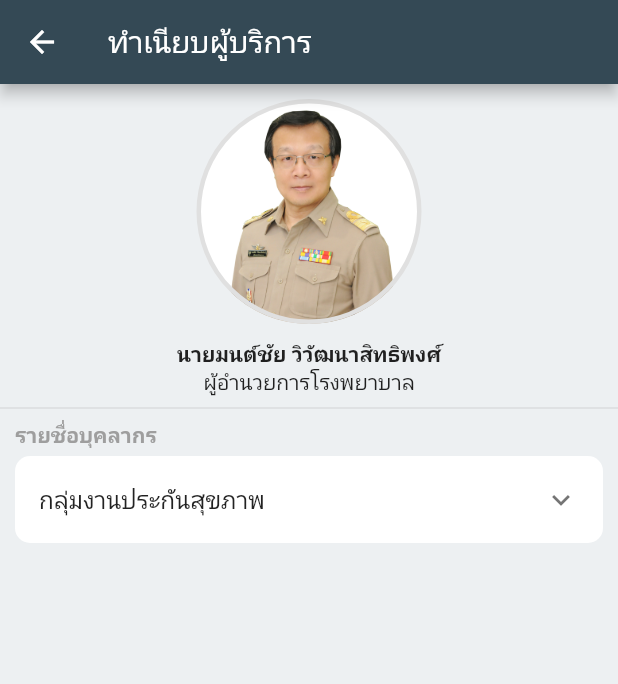
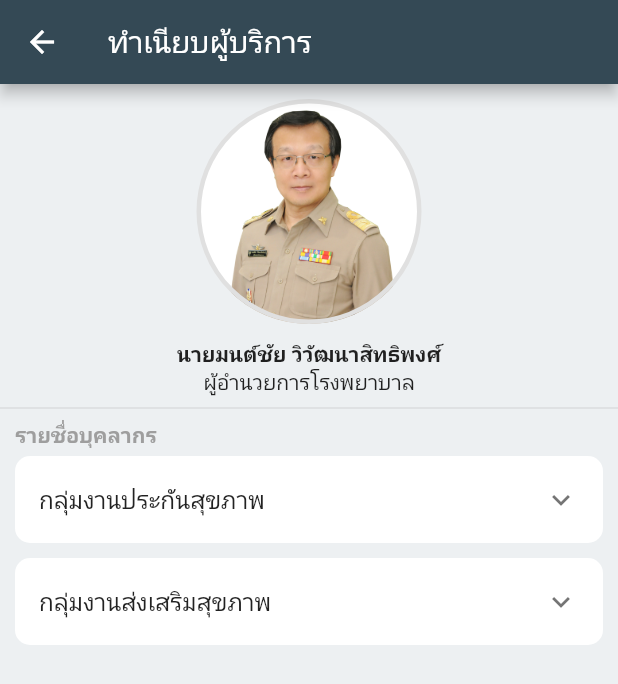
Before and after one commit to siteslave/sp-app, a Flutter app: the Manager screen opened directly, on a phone screen of 412 x 824 dp. Shown: the top 684 px of the screen. Run offline on Flutter 3.47's test engine with Material 2 defaults, Android fonts, the phone set to English and light mode, and no system bars.

Commit message:
update ui

```diff
--- a/lib/pages/manager.dart
+++ b/lib/pages/manager.dart
@@ -41,10 +41,45 @@ class _ManagerState extends State<Manager> {
             child: ExpansionTile(
               title: Text('กลุ่มงานประกันสุขภาพ'),
               children: [
-                ListTile(title: Text('นายสถิตย์ เรียนพิศ'),subtitle: Text('นักวิชาการคอมพิวเตอร์')),
+                ListTile(
+                  leading: CircleAvatar(
+                    backgroundColor: Colors.grey[100],
+                    child: Image.network('https://randomuser.me/api/portraits/men/32.jpg'),
+                  ),
+                  title: Text('นายสถิตย์ เรียนพิศ'),subtitle: Text('นักวิชาการคอมพิวเตอร์')),
+                ListTile(
+                  leading: CircleAvatar(
+                    backgroundColor: Colors.grey[100],
+                    child: Image.network('https://randomuser.me/api/portraits/men/33.jpg'),
+                  ),
+                  title: Text('นายทดสอบ ไม่เอาจริง'),subtitle: Text('นักวิชาการสาธารณสุข')),
               ],
               ),
-          )
+          ),
+          Container(
+            margin: EdgeInsets.symmetric(vertical: 5, horizontal: 10),
+            decoration: BoxDecoration(
+              color: Colors.white,
+              borderRadius: BorderRadius.circular(10)
+            ),
+            child: ExpansionTile(
+              title: Text('กลุ่มงานส่งเสริมสุขภาพ'),
+              children: [
+                ListTile(
+                  leading: CircleAvatar(
+                    backgroundColor: Colors.grey[100],
+                    child: Image.network('https://randomuser.me/api/portraits/men/34.jpg'),
+                  ),
+                  title: Text('นายสถิตย์ เรียนพิศ'),subtitle: Text('นักวิชาการคอมพิวเตอร์')),
+                ListTile(
+                  leading: CircleAvatar(
+                    backgroundColor: Colors.grey[100],
+                    child: Image.network('https://randomuser.me/api/portraits/men/35.jpg'),
+                  ),
+                  title: Text('นายทดสอบ ไม่เอาจริง'),subtitle: Text('นักวิชาการสาธารณสุข')),
+              ],
+              ),
+          ),
         ],
       ),
     );
```
